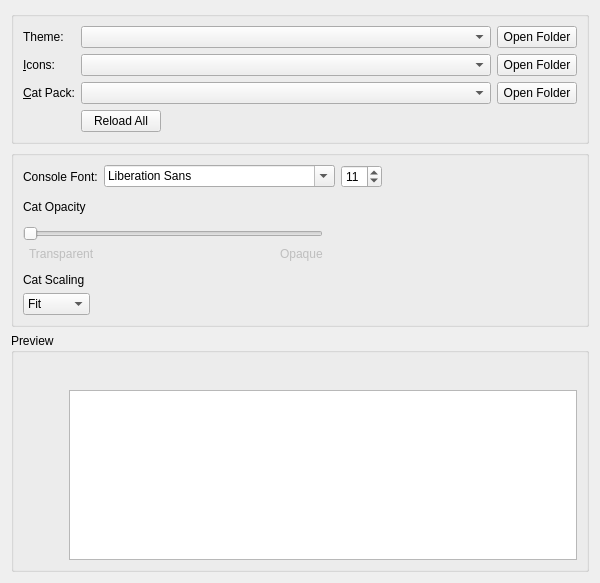
Before: the Qt Designer form launcher/ui/widgets/AppearanceWidget.ui in PrismLauncher/PrismLauncher, drawn with Qt 5.
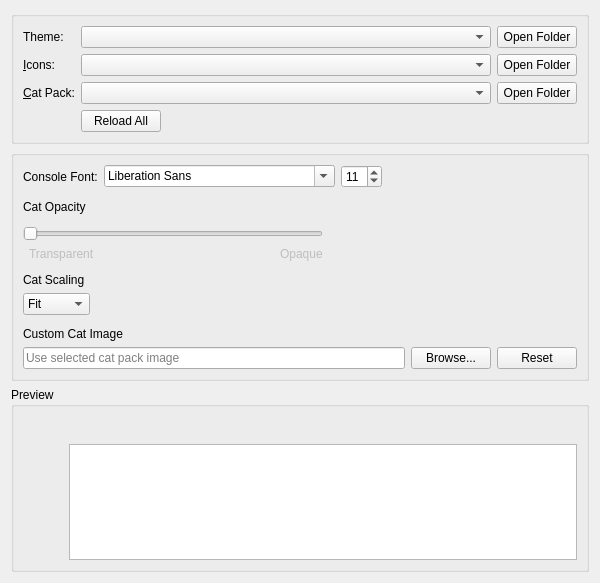
After: the same form once the commit is applied. Icons and pictures are not drawn.

Commit message: feat(ui): allow custom background image for instance list cat

```diff
--- a/launcher/ui/widgets/AppearanceWidget.ui
+++ b/launcher/ui/widgets/AppearanceWidget.ui
@@ -370,6 +370,60 @@
         </item>
        </widget>
       </item>
+      <item>
+       <spacer name="verticalSpacer_3">
+        <property name="orientation">
+         <enum>Qt::Orientation::Vertical</enum>
+        </property>
+        <property name="sizeType">
+         <enum>QSizePolicy::Policy::Fixed</enum>
+        </property>
+        <property name="sizeHint" stdset="0">
+         <size>
+          <width>0</width>
+          <height>6</height>
+         </size>
+        </property>
+       </spacer>
+      </item>
+      <item>
+       <widget class="QLabel" name="catImagePathLabel">
+        <property name="text">
+         <string>Custom Cat Image</string>
+        </property>
+        <property name="buddy">
+         <cstring>catImagePathEdit</cstring>
+        </property>
+       </widget>
+      </item>
+      <item>
+       <layout class="QHBoxLayout" name="horizontalLayout_6">
+        <item>
+         <widget class="QLineEdit" name="catImagePathEdit">
+          <property name="placeholderText">
+           <string>Use selected cat pack image</string>
+          </property>
+          <property name="clearButtonEnabled">
+           <bool>true</bool>
+          </property>
+         </widget>
+        </item>
+        <item>
+         <widget class="QPushButton" name="catImageBrowseButton">
+          <property name="text">
+           <string>Browse...</string>
+          </property>
+         </widget>
+        </item>
+        <item>
+         <widget class="QPushButton" name="catImageClearButton">
+          <property name="text">
+           <string>Reset</string>
+          </property>
+         </widget>
+        </item>
+       </layout>
+      </item>
      </layout>
     </widget>
    </item>
```
Left out of the diff: 3 changed lines with no effect on the pictures. The commit also changes 3 other files.
